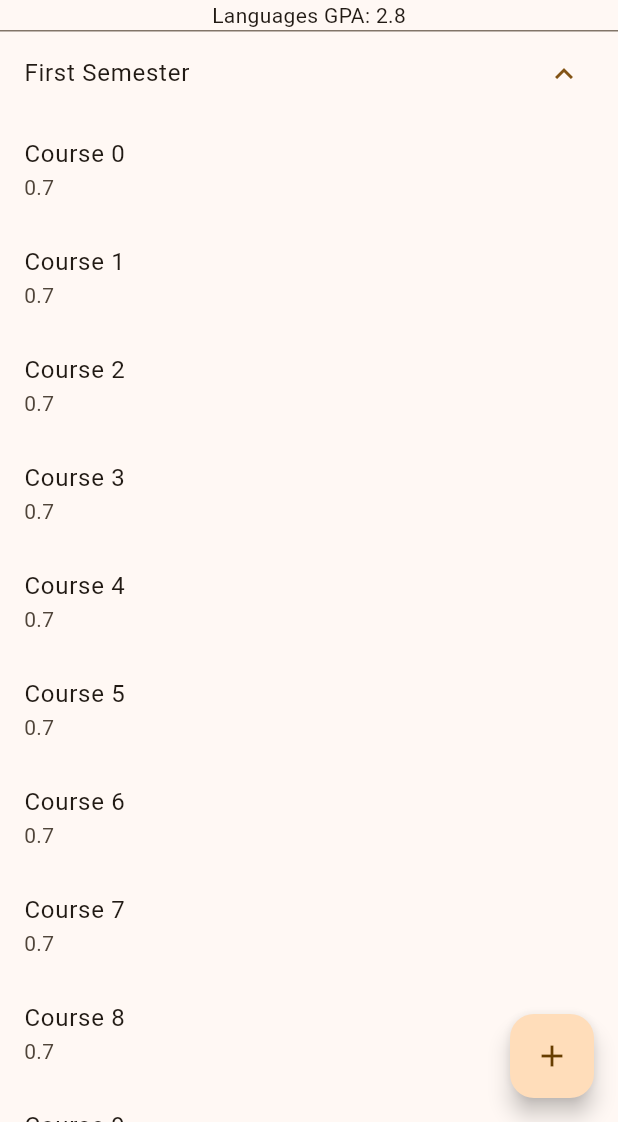
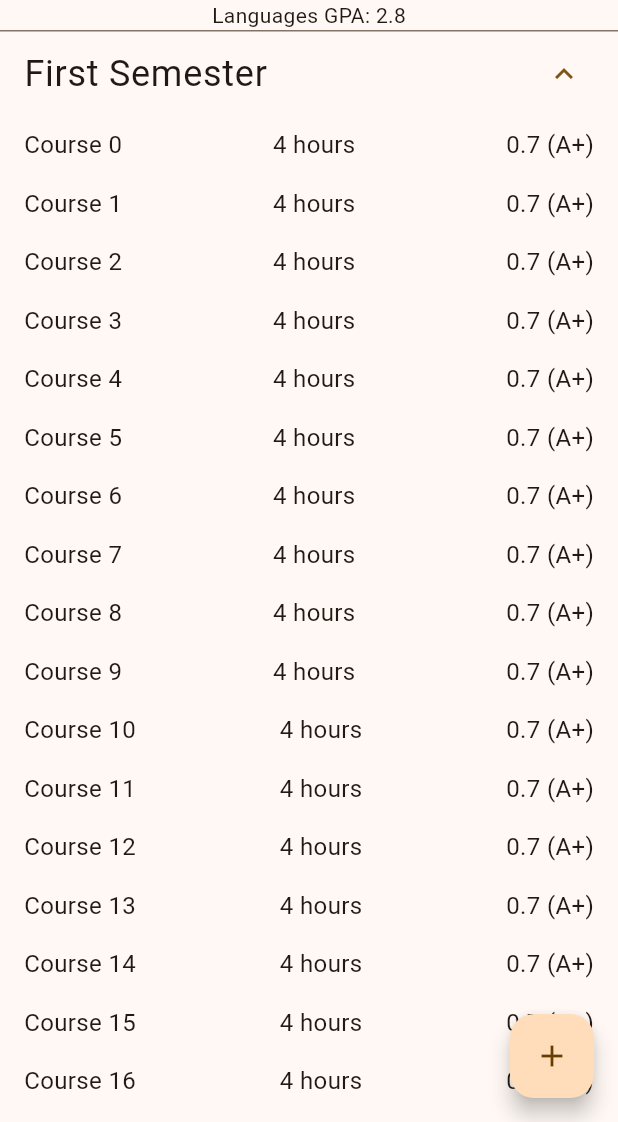
Before and after one commit to ziadsadek999/guc_gpa_calculator, a Flutter app: the screen it shows after launch, after a tap on "First Semester", on a phone screen of 412 x 824 dp, the part 114-1236 px from its top. Run offline on Flutter 3.47's test engine with Material 3 defaults, Android fonts, the phone set to English and light mode, and no system bars.

Commit message:
course widget styling

```diff
--- a/lib/components/course.dart
+++ b/lib/components/course.dart
@@ -2,15 +2,25 @@
 
 import 'package:flutter/material.dart';
 import 'package:guc_gpa_calculator/models/course.dart';
+import 'package:guc_gpa_calculator/utils.dart';
 
 class CourseWidget extends StatelessWidget {
   final Course course;
   const CourseWidget({Key? key, required this.course}) : super(key: key);
   @override
   Widget build(BuildContext context) {
-    return ListTile(
-      title: Text(course.name),
-      subtitle: Text(course.grade.toString()),
+    // display course details
+    return Padding(
+      padding: const EdgeInsets.fromLTRB(16, 8, 16, 8),
+      child: Row(
+        mainAxisAlignment: MainAxisAlignment.spaceBetween,
+        children: [
+          Text(course.name, style: const TextStyle(fontSize: 16)),
+          Text("${course.hours} hours", style: const TextStyle(fontSize: 16)),
+          Text("${course.grade} (${Utils.getGrade(course.grade)})",
+              style: const TextStyle(fontSize: 16)),
+        ],
+      ),
     );
   }
 }
--- a/lib/components/semester.dart
+++ b/lib/components/semester.dart
@@ -12,11 +12,9 @@ class SemesterWidget extends StatefulWidget {
 class _SemesterWidgetState extends State<SemesterWidget> {
   @override
   Widget build(BuildContext context) {
-    //return a collabsible widget
     return ExpansionTile(
-      title: Text(widget.semester.name),
+      title: Text(widget.semester.name, style: const TextStyle(fontSize: 24)),
       children: [
-        //return a list of courses
         for (var course in widget.semester.courses) CourseWidget(course: course)
       ],
     );
--- /dev/null
+++ b/lib/utils.dart
@@ -0,0 +1,38 @@
+class Utils {
+  static String getGrade(double score) {
+    if (score < 1) {
+      return "A+";
+    }
+    if (score < 1.3) {
+      return "A";
+    }
+    if (score < 1.7) {
+      return "A-";
+    }
+    if (score < 2) {
+      return "B+";
+    }
+    if (score < 2.3) {
+      return "B";
+    }
+    if (score < 2.7) {
+      return "B-";
+    }
+    if (score < 3) {
+      return "C+";
+    }
+    if (score < 3.3) {
+      return "C";
+    }
+    if (score < 3.7) {
+      return "C-";
+    }
+    if (score < 4) {
+      return "D+";
+    }
+    if (score < 5) {
+      return "D";
+    }
+    return "F";
+  }
+}
```
